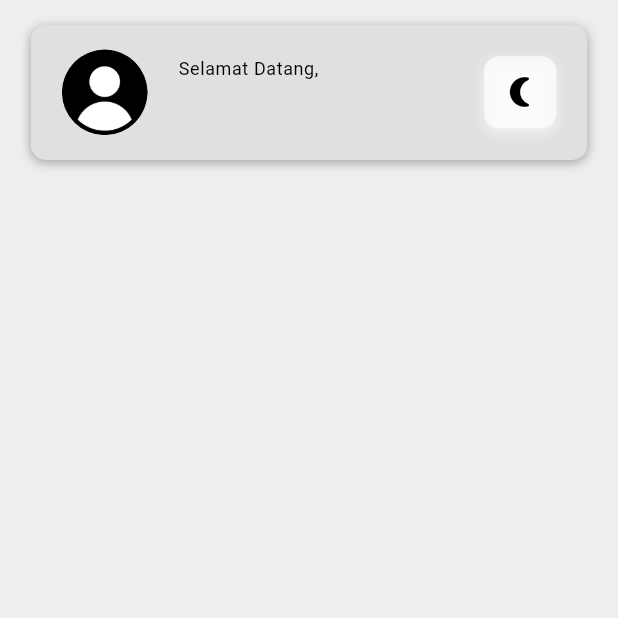
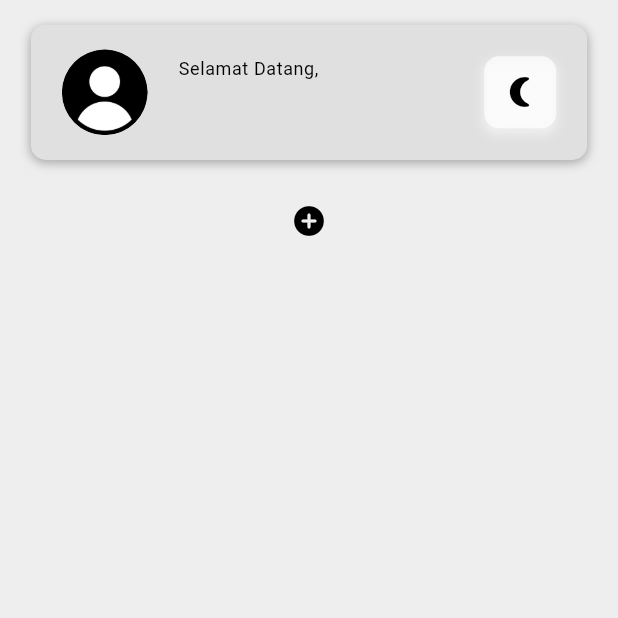
Before and after one commit to izasoerya/agrihub, a Flutter app: the AppLayout screen opened by its route, on a phone screen of 412 x 824 dp, the top half of it. Run offline on Flutter 3.47's test engine with Material 3 defaults, Android fonts, the phone set to English and light mode, and no system bars; our stand-ins replace cloud_firestore, firebase_core, flutter_bloc, flutter_screenutil, go_router, modal_bottom_sheet; accounts and stored records are empty.

Commit message:
feat: UI for bottom sheet

```diff
--- a/lib/src/presentation/pages/dashboard.dart
+++ b/lib/src/presentation/pages/dashboard.dart
@@ -1,14 +1,58 @@
+import 'package:agrihub/src/app/use_cases/textfield_validator.dart';
+import 'package:agrihub/src/presentation/widgets/atom/auth_text_field.dart';
+import 'package:agrihub/src/presentation/widgets/atom/submit_button.dart';
+import 'package:agrihub/src/presentation/widgets/organism/header_form_auth.dart';
 import 'package:agrihub/src/presentation/widgets/organism/header_profile.dart';
+import 'package:agrihub/src/presentation/widgets/organism/modal_bottom_sheet.dart';
 import 'package:flutter/material.dart';
+import 'package:flutter_screenutil/flutter_screenutil.dart';
 
-class DashboardPage extends StatelessWidget {
+class DashboardPage extends StatefulWidget {
   const DashboardPage({super.key});
 
   @override
+  State<DashboardPage> createState() => _DashboardPageState();
+}
+
+class _DashboardPageState extends State<DashboardPage> {
+  final _controllerName = TextEditingController();
+  final _controllerUID = TextEditingController();
+
+  final _validatorName = TextfieldValidator.name;
+  final _validatorID = TextfieldValidator.id;
+
+  @override
   Widget build(BuildContext context) {
-    return const Column(
+    Widget contentBottomSheet = Column(
+      crossAxisAlignment: CrossAxisAlignment.start,
       children: [
-        HeaderProfile(),
+        const HeaderFormAuth(
+          heading: 'Tambah Device',
+          subheading: 'Tambahkan device baru untuk memantau tanaman',
+          includeToggle: false,
+        ),
+        SizedBox(height: 0.05.sh),
+        AuthTextField(
+          controller: _controllerUID,
+          validator: _validatorID,
+          hintText: 'Kode Alat',
+          label: 'Kode Alat',
+        ),
+        SizedBox(height: 0.03.sh),
+        AuthTextField(
+          controller: _controllerName,
+          validator: _validatorName,
+          hintText: 'Nama',
+          label: 'Nama',
+        ),
+        SizedBox(height: 0.03.sh),
+        SubmitButton(text: 'Tambahkan', onTap: () {}),
+      ],
+    );
+    return Column(
+      children: [
+        const HeaderProfile(),
+        ModalBottomSheet(content: contentBottomSheet),
       ],
     );
   }
--- /dev/null
+++ b/lib/src/presentation/widgets/organism/modal_bottom_sheet.dart
@@ -0,0 +1,40 @@
+import 'package:flutter/material.dart';
+import 'package:flutter_screenutil/flutter_screenutil.dart';
+import 'package:modal_bottom_sheet/modal_bottom_sheet.dart';
+
+class ModalBottomSheet extends StatefulWidget {
+  final Widget content;
+  const ModalBottomSheet({super.key, required this.content});
+
+  @override
+  State<ModalBottomSheet> createState() => _ModalBottomSheetState();
+}
+
+class _ModalBottomSheetState extends State<ModalBottomSheet> {
+  @override
+  Widget build(BuildContext context) {
+    return IconButton(
+      onPressed: () {
+        showMaterialModalBottomSheet(
+          context: context,
+          backgroundColor: Colors.transparent,
+          builder: (context) => Container(
+            height: 0.7.sh,
+            margin: EdgeInsets.symmetric(horizontal: 0.05.sw),
+            padding:
+                EdgeInsets.symmetric(horizontal: 0.05.sw, vertical: 0.05.sh),
+            decoration: BoxDecoration(
+              color: Theme.of(context).colorScheme.primary,
+              borderRadius: const BorderRadius.only(
+                topLeft: Radius.circular(20),
+                topRight: Radius.circular(20),
+              ),
+            ),
+            child: SingleChildScrollView(child: widget.content),
+          ),
+        );
+      },
+      icon: const Icon(Icons.add_circle_rounded),
+    );
+  }
+}
--- a/pubspec.yaml
+++ b/pubspec.yaml
@@ -14,6 +14,7 @@ dependencies:
   flutter_bloc: ^8.1.6
   flutter_screenutil: ^5.9.3
   go_router: ^14.2.7
+  modal_bottom_sheet: ^3.0.0
   mqtt_client: ^10.5.1
   uuid: ^4.5.0
 
```
Also changed, not shown: lib/src/app/use_cases/textfield_validator.dart (+7 -0 lines), lib/src/presentation/widgets/organism/header_form_auth.dart (+8 -3 lines), pubspec.lock.
